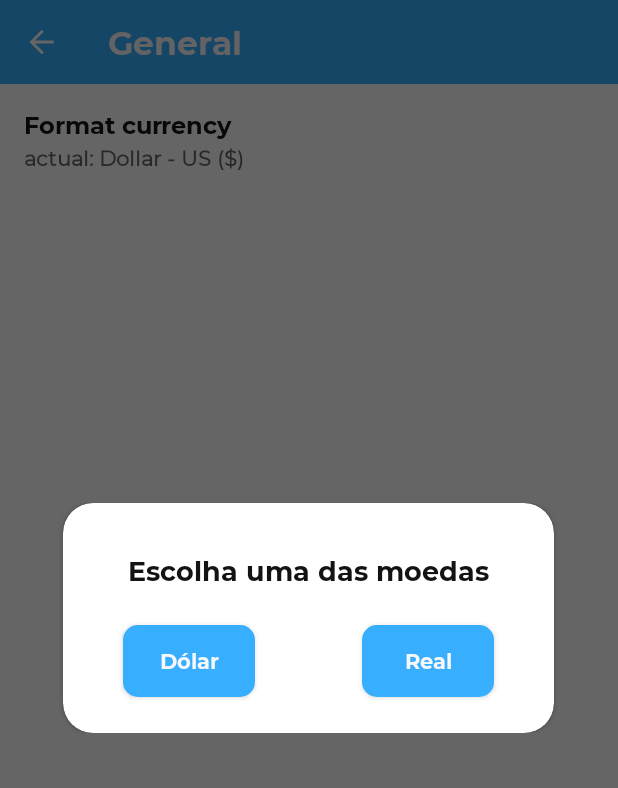
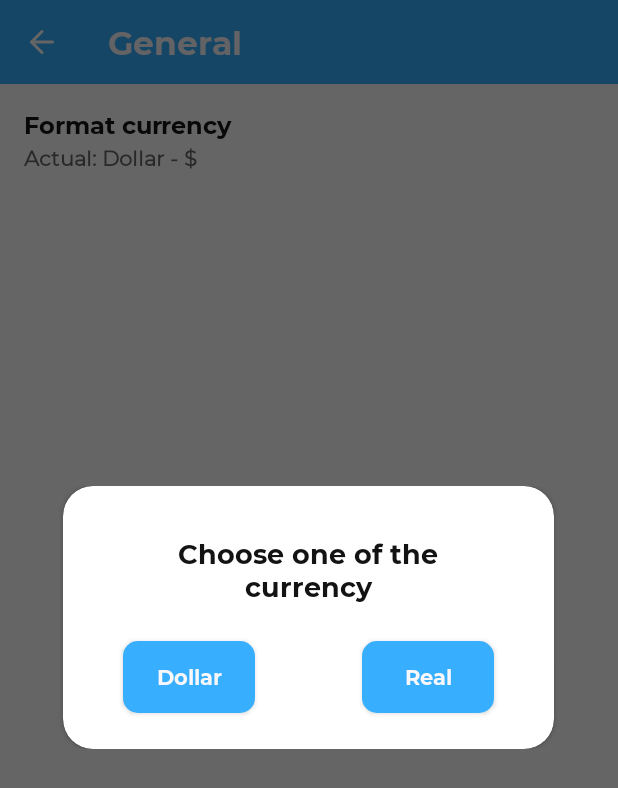
Before and after one commit to Alvarenga-Dev/Marketplace-List, an Android app: the GeneralFragment screen opened through its navigation route, after a tap on "Format currency", on a phone screen of 412 x 824 dp. Shown: the top 788 px of the screen. Run offline under Robolectric (Android 15) with nearby library versions, the phone set to English and light mode, and no system bars; our stand-ins replace Dagger/Hilt's generated code, Room's generated code.

Commit message:
fix: change description in choose currency

```diff
--- a/app/src/main/java/com/alvarengadev/marketplacelist/ui/fragments/settings/fragments/GeneralFragment.kt
+++ b/app/src/main/java/com/alvarengadev/marketplacelist/ui/fragments/settings/fragments/GeneralFragment.kt
@@ -6,12 +6,14 @@ import android.view.View
 import android.view.ViewGroup
 import androidx.fragment.app.Fragment
 import androidx.navigation.fragment.findNavController
+import com.alvarengadev.marketplacelist.R
 import com.alvarengadev.marketplacelist.databinding.FragmentGeneralBinding
 import com.alvarengadev.marketplacelist.ui.components.dialog.DialogDefault
 import com.alvarengadev.marketplacelist.ui.components.dialog.OnButtonsDialogListener
 import com.alvarengadev.marketplacelist.ui.fragments.settings.adapter.OnClickItemListener
 import com.alvarengadev.marketplacelist.ui.fragments.settings.adapter.SettingsOptionsAdapter
 import com.alvarengadev.marketplacelist.utils.Constants
+import com.alvarengadev.marketplacelist.utils.Parses
 import com.alvarengadev.marketplacelist.utils.PreferencesManager
 import com.alvarengadev.marketplacelist.utils.enums.TypeOptionSettings
 import com.alvarengadev.marketplacelist.utils.settings.SettingsUtils
@@ -46,20 +48,24 @@ class GeneralFragment : Fragment() {
         settingsUtils.getInstance(context)
 
         val adapterListSettings = SettingsOptionsAdapter(settingsUtils.getListSettingsGeneral())
+        binding.rcySettingsGeneral.adapter = adapterListSettings
+
         adapterListSettings.setOnClickItemListener(object : OnClickItemListener {
             override fun setOnClickItemListener(typeOptionSettings: TypeOptionSettings) {
                 when (typeOptionSettings) {
                     TypeOptionSettings.GENERAL_CURRENCY -> {
-                        val dialog = DialogDefault.getInstance("Escolha uma das moedas", "Dólar", "Real")
+                        val dialog = DialogDefault.getInstance(
+                            getString(R.string.dialog_currency_title),
+                            getString(R.string.dialog_currency_option_dollar_button),
+                            getString(R.string.dialog_currency_option_real_button)
+                        )
                         dialog.setOnButtonPrimaryDialogListener(object : OnButtonsDialogListener {
                             override fun setOnClickListenerButtonPrimary() {
-                                preferencesManager?.setCurrency(Constants.CURRENCY_EN)
-                                dialog.dismiss()
+                                dismissDialog(dialog, Constants.CURRENCY_EN, adapterListSettings)
                             }
 
                             override fun setOnClickListenerButtonSecondary() {
-                                preferencesManager?.setCurrency(Constants.CURRENCY_BR)
-                                dialog.dismiss()
+                                dismissDialog(dialog, Constants.CURRENCY_BR, adapterListSettings)
                             }
                         })
                         dialog.show(childFragmentManager, Constants.DIALOG_CURRENCY)
@@ -69,11 +75,18 @@ class GeneralFragment : Fragment() {
             }
         })
 
-        binding.rcySettingsGeneral.adapter = adapterListSettings
-
         toolbarSettingsGeneral.setNavigationOnClickListener {
             findNavController().popBackStack()
         }
     }
 
+    fun dismissDialog(
+        dialogDefault: DialogDefault,
+        currency: String,
+        adapterListSettings: SettingsOptionsAdapter
+    ) {
+        preferencesManager?.setCurrency(currency)
+        dialogDefault.dismiss()
+        adapterListSettings.updateItem(TypeOptionSettings.GENERAL_CURRENCY, if (Parses.isLocaleBrazil()) getString(R.string.item_general_option_description_real) else getString(R.string.item_general_option_description_dollar))
+    }
 }
--- a/app/src/main/java/com/alvarengadev/marketplacelist/utils/settings/SettingsUtils.kt
+++ b/app/src/main/java/com/alvarengadev/marketplacelist/utils/settings/SettingsUtils.kt
@@ -16,7 +16,7 @@ class SettingsUtils {
 
     data class Options(
         val title: String?,
-        val description: String?,
+        var description: String?,
         val typeOptionSettings: TypeOptionSettings? = null
     )
 
@@ -44,7 +44,7 @@ class SettingsUtils {
         listOptions.add(
             Options(
                 context?.getString(R.string.item_general_option_title_currency),
-                context?.getString(R.string.item_general_option_description, if (Parses.isLocaleBrazil()) "Real - BR (R$)" else "Dollar - US ($)" ),
+                if (Parses.isLocaleBrazil()) context?.getString(R.string.item_general_option_description_real) else context?.getString(R.string.item_general_option_description_dollar),
                 TypeOptionSettings.GENERAL_CURRENCY
             )
         )
--- a/app/src/main/res/values/strings.xml
+++ b/app/src/main/res/values/strings.xml
@@ -59,4 +59,10 @@
     <string name="title_value_item">Value</string>
 
     <string name="value_default_quantity" translatable="false">1</string>
+    <string name="dialog_currency_title">Choose one of the currency</string>
+    <string name="dialog_currency_option_real_button">Real</string>
+    <string name="dialog_currency_option_dollar_button">Dollar</string>
+
+    <string name="item_general_option_description_real">Actual: Real - R$</string>
+    <string name="item_general_option_description_dollar">Actual: Dollar - $</string>
 </resources>
```
Also changed, not shown: app/src/main/java/com/alvarengadev/marketplacelist/ui/fragments/settings/adapter/SettingsOptionsAdapter.kt (+8 -0 lines), 1 other file.
